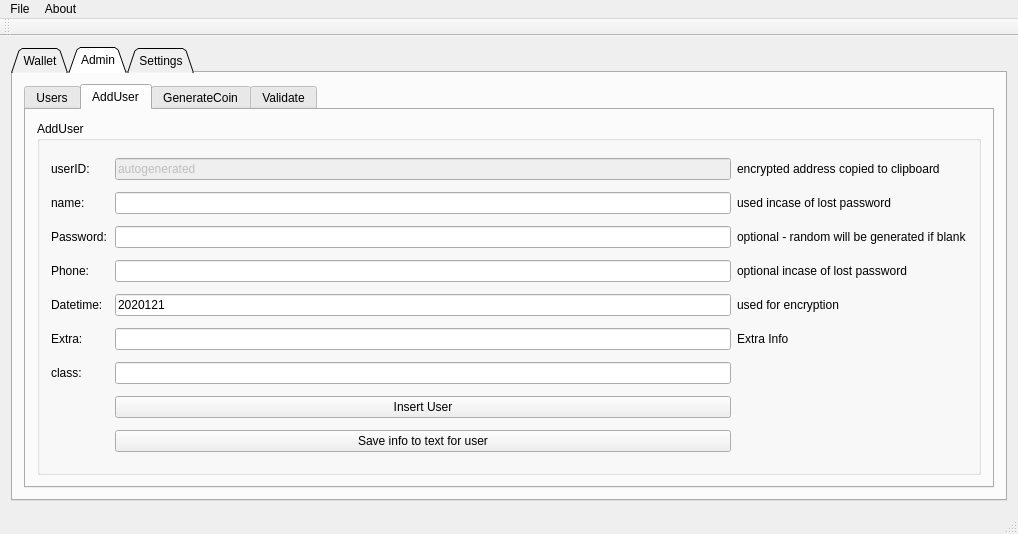
Qt form qtCoin/mainwindow.ui (netpipe/EcoCoin) before a commit.
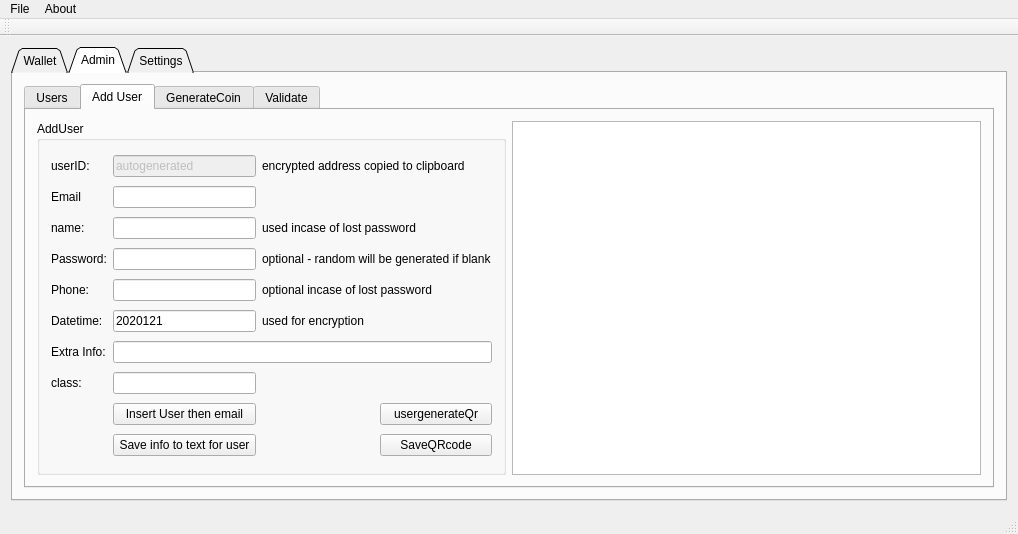
The same form after that commit. The open tabs and pages were chosen to show the change.

What changed in the file:
```diff
--- a/qtCoin/mainwindow.ui
+++ b/qtCoin/mainwindow.ui
@@ -846,7 +846,7 @@
           </widget>
           <widget class="QWidget" name="tab_9">
            <attribute name="title">
-            <string>AddUser</string>
+            <string>Add User</string>
            </attribute>
            <layout class="QGridLayout" name="gridLayout_26">
             <item row="0" column="0">
@@ -854,173 +854,200 @@
               <property name="title">
                <string>AddUser</string>
               </property>
-              <layout class="QGridLayout" name="gridLayout_10">
-               <item row="5" column="2">
-                <widget class="QLineEdit" name="createextra">
+              <layout class="QGridLayout" name="gridLayout_33">
+               <item row="9" column="1">
+                <widget class="QPushButton" name="saveuserinfo">
                  <property name="text">
-                  <string/>
+                  <string>Save info to text for user</string>
                  </property>
                 </widget>
                </item>
                <item row="3" column="0">
-                <widget class="QLabel" name="label_343">
-                 <property name="text">
-                  <string>Phone:</string>
-                 </property>
-                </widget>
-               </item>
-               <item row="6" column="2">
-                <widget class="QLineEdit" name="createclass">
-                 <property name="text">
-                  <string/>
-                 </property>
-                </widget>
-               </item>
-               <item row="4" column="2">
-                <widget class="QLineEdit" name="createuserdatetime">
-                 <property name="text">
-                  <string>2020121</string>
-                 </property>
-                </widget>
-               </item>
-               <item row="2" column="0" colspan="2">
                 <widget class="QLabel" name="label_2834">
                  <property name="text">
                   <string>Password:</string>
                  </property>
                 </widget>
                </item>
-               <item row="3" column="2">
+               <item row="3" column="1">
+                <widget class="QLineEdit" name="lineEditPassword">
+                 <property name="text">
+                  <string/>
+                 </property>
+                </widget>
+               </item>
+               <item row="0" column="2" colspan="2">
+                <widget class="QLabel" name="label_36">
+                 <property name="text">
+                  <string>encrypted address copied to clipboard</string>
+                 </property>
+                </widget>
+               </item>
+               <item row="4" column="1">
                 <widget class="QLineEdit" name="lineEditPhone">
                  <property name="text">
                   <string/>
                  </property>
                 </widget>
                </item>
-               <item row="5" column="0">
-                <widget class="QLabel" name="label_32">
-                 <property name="text">
-                  <string>Extra:</string>
-                 </property>
-                </widget>
-               </item>
-               <item row="1" column="3">
-                <widget class="QLabel" name="label_30">
-                 <property name="text">
-                  <string>used incase of lost password</string>
-                 </property>
-                </widget>
-               </item>
-               <item row="0" column="0">
-                <widget class="QLabel" name="label">
-                 <property name="text">
-                  <string>userID:</string>
-                 </property>
-                 <property name="scaledContents">
-                  <bool>true</bool>
-                 </property>
-                </widget>
-               </item>
-               <item row="6" column="0" colspan="2">
+               <item row="7" column="0">
                 <widget class="QLabel" name="label_38">
                  <property name="text">
                   <string>class:</string>
                  </property>
                 </widget>
                </item>
-               <item row="4" column="0">
+               <item row="0" column="1">
+                <widget class="QLineEdit" name="lineEditName">
+                 <property name="enabled">
+                  <bool>false</bool>
+                 </property>
+                 <property name="text">
+                  <string>autogenerated</string>
+                 </property>
+                </widget>
+               </item>
+               <item row="2" column="0">
+                <widget class="QLabel" name="label_394">
+                 <property name="text">
+                  <string>name:</string>
+                 </property>
+                 <property name="scaledContents">
+                  <bool>true</bool>
+                 </property>
+                </widget>
+               </item>
+               <item row="5" column="0">
                 <widget class="QLabel" name="label_4">
                  <property name="text">
                   <string>Datetime:</string>
                  </property>
                 </widget>
                </item>
-               <item row="4" column="3">
+               <item row="5" column="2">
                 <widget class="QLabel" name="label_31">
                  <property name="text">
                   <string>used for encryption</string>
                  </property>
                 </widget>
                </item>
-               <item row="3" column="3">
+               <item row="7" column="1">
+                <widget class="QLineEdit" name="createclass">
+                 <property name="text">
+                  <string/>
+                 </property>
+                </widget>
+               </item>
+               <item row="4" column="2" colspan="2">
                 <widget class="QLabel" name="label_29">
                  <property name="text">
                   <string>optional incase of lost password</string>
                  </property>
                 </widget>
                </item>
-               <item row="1" column="0">
-                <widget class="QLabel" name="label_394">
+               <item row="0" column="0">
+                <widget class="QLabel" name="label">
                  <property name="text">
-                  <string>name:</string>
+                  <string>userID:</string>
                  </property>
                  <property name="scaledContents">
                   <bool>true</bool>
                  </property>
                 </widget>
                </item>
-               <item row="5" column="3">
-                <widget class="QLabel" name="label_37">
+               <item row="4" column="0">
+                <widget class="QLabel" name="label_343">
                  <property name="text">
-                  <string>Extra Info</string>
+                  <string>Phone:</string>
                  </property>
                 </widget>
                </item>
-               <item row="2" column="3">
-                <widget class="QLabel" name="label_39">
+               <item row="6" column="0">
+                <widget class="QLabel" name="label_32">
                  <property name="text">
-                  <string>optional - random will be generated if blank</string>
+                  <string>Extra Info:</string>
                  </property>
                 </widget>
                </item>
-               <item row="0" column="3">
-                <widget class="QLabel" name="label_36">
-                 <property name="text">
-                  <string>encrypted address copied to clipboard</string>
-                 </property>
-                </widget>
-               </item>
-               <item row="1" column="2">
-                <widget class="QLineEdit" name="lineEditSurname">
-                 <property name="text">
-                  <string/>
-                 </property>
-                </widget>
-               </item>
-               <item row="0" column="2">
-                <widget class="QLineEdit" name="lineEditName">
-                 <property name="enabled">
-                  <bool>false</bool>
-                 </property>
-                 <property name="text">
-                  <string>autogenerated</string>
-                 </property>
-                </widget>
-               </item>
-               <item row="2" column="2">
-                <widget class="QLineEdit" name="lineEditPassword">
-                 <property name="text">
-                  <string/>
-                 </property>
-                </widget>
-               </item>
-               <item row="7" column="2">
+               <item row="8" column="1">
                 <widget class="QPushButton" name="pushButtonInsertUser">
                  <property name="text">
-                  <string>Insert User</string>
+                  <string>Insert User then email</string>
                  </property>
                 </widget>
                </item>
-               <item row="8" column="2">
-                <widget class="QPushButton" name="saveuserinfo">
+               <item row="2" column="2" colspan="2">
+                <widget class="QLabel" name="label_30">
                  <property name="text">
-                  <string>Save info to text for user</string>
+                  <string>used incase of lost password</string>
+                 </property>
+                </widget>
+               </item>
+               <item row="5" column="1">
+                <widget class="QLineEdit" name="createuserdatetime">
+                 <property name="text">
+                  <string>2020121</string>
+                 </property>
+                </widget>
+               </item>
+               <item row="1" column="1">
+                <widget class="QLineEdit" name="adduserEmail">
+                 <property name="text">
+                  <string/>
+                 </property>
+                </widget>
+               </item>
+               <item row="1" column="0">
+                <widget class="QLabel" name="label_396">
+                 <property name="text">
+                  <string>Email</string>
+                 </property>
+                 <property name="scaledContents">
+                  <bool>true</bool>
+                 </property>
+                </widget>
+               </item>
+               <item row="2" column="1">
+                <widget class="QLineEdit" name="addusername">
+                 <property name="text">
+                  <string/>
+                 </property>
+                </widget>
+               </item>
+               <item row="3" column="2" colspan="2">
+                <widget class="QLabel" name="label_39">
+                 <property name="text">
+                  <string>optional - random will be generated if blank</string>
+                 </property>
+                </widget>
+               </item>
+               <item row="9" column="3">
+                <widget class="QPushButton" name="addUserQR">
+                 <property name="text">
+                  <string>SaveQRcode</string>
+                 </property>
+                </widget>
+               </item>
+               <item row="6" column="1" colspan="3">
+                <widget class="QLineEdit" name="createextra">
+                 <property name="text">
+                  <string/>
+                 </property>
+                </widget>
+               </item>
+               <item row="8" column="3">
+                <widget class="QPushButton" name="usergenerateQr">
+                 <property name="text">
+                  <string>usergenerateQr</string>
                  </property>
                 </widget>
                </item>
               </layout>
              </widget>
             </item>
+            <item row="0" column="1">
+             <widget class="QGraphicsView" name="adduserQRview"/>
+            </item>
            </layout>
           </widget>
           <widget class="QWidget" name="tab_17">
```
Left out of the diff: 79 changed lines with no effect on the pictures.
